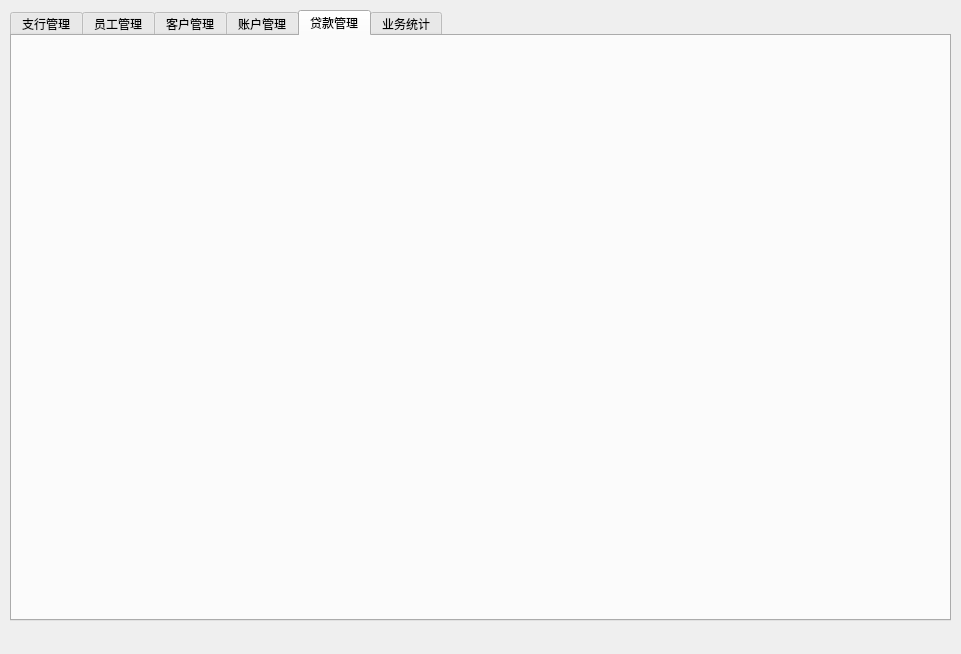
The window that bank/bank.ui (cyh-ustc/db_lab3) describes before a commit, drawn with Qt 5.
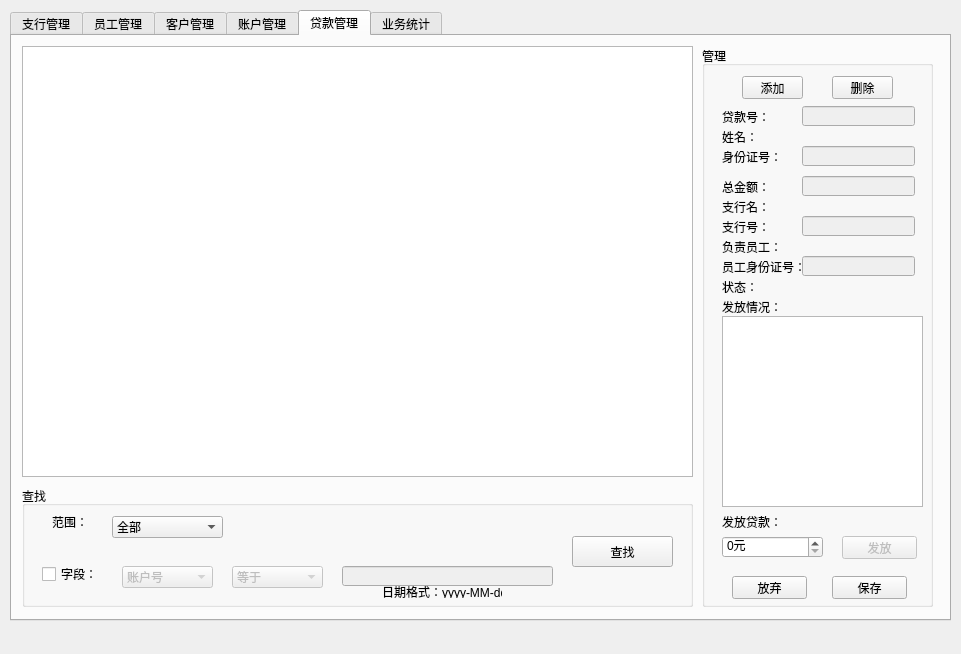
The same window after the commit. The open tabs and pages were chosen to show the change.

```diff
--- a/bank/bank.ui
+++ b/bank/bank.ui
@@ -2153,6 +2153,543 @@
      <attribute name="title">
       <string>贷款管理</string>
      </attribute>
+     <widget class="QTableView" name="loanTableView">
+      <property name="geometry">
+       <rect>
+        <x>10</x>
+        <y>10</y>
+        <width>671</width>
+        <height>431</height>
+       </rect>
+      </property>
+     </widget>
+     <widget class="QGroupBox" name="accountSearchGroupBox_2">
+      <property name="geometry">
+       <rect>
+        <x>10</x>
+        <y>450</y>
+        <width>671</width>
+        <height>121</height>
+       </rect>
+      </property>
+      <property name="title">
+       <string>查找</string>
+      </property>
+      <widget class="QPushButton" name="accountSearchPushButton_2">
+       <property name="geometry">
+        <rect>
+         <x>550</x>
+         <y>50</y>
+         <width>101</width>
+         <height>31</height>
+        </rect>
+       </property>
+       <property name="text">
+        <string>查找</string>
+       </property>
+      </widget>
+      <widget class="QLabel" name="accountSearchRangeLabel_2">
+       <property name="geometry">
+        <rect>
+         <x>30</x>
+         <y>30</y>
+         <width>36</width>
+         <height>12</height>
+        </rect>
+       </property>
+       <property name="text">
+        <string>范围：</string>
+       </property>
+      </widget>
+      <widget class="QComboBox" name="accountSearchRangeComboBox_2">
+       <property name="geometry">
+        <rect>
+         <x>90</x>
+         <y>30</y>
+         <width>111</width>
+         <height>22</height>
+        </rect>
+       </property>
+       <item>
+        <property name="text">
+         <string>全部</string>
+        </property>
+       </item>
+       <item>
+        <property name="text">
+         <string>上一次结果</string>
+        </property>
+       </item>
+      </widget>
+      <widget class="QCheckBox" name="accountSearchCheckBox_2">
+       <property name="geometry">
+        <rect>
+         <x>20</x>
+         <y>80</y>
+         <width>59</width>
+         <height>16</height>
+        </rect>
+       </property>
+       <property name="text">
+        <string>字段：</string>
+       </property>
+      </widget>
+      <widget class="QComboBox" name="accountSearchOpComboBox_2">
+       <property name="enabled">
+        <bool>false</bool>
+       </property>
+       <property name="geometry">
+        <rect>
+         <x>210</x>
+         <y>80</y>
+         <width>91</width>
+         <height>22</height>
+        </rect>
+       </property>
+       <item>
+        <property name="text">
+         <string>等于</string>
+        </property>
+       </item>
+       <item>
+        <property name="text">
+         <string>不等于</string>
+        </property>
+       </item>
+       <item>
+        <property name="text">
+         <string>包含</string>
+        </property>
+       </item>
+      </widget>
+      <widget class="QLineEdit" name="accountSearchLineEdit_2">
+       <property name="enabled">
+        <bool>false</bool>
+       </property>
+       <property name="geometry">
+        <rect>
+         <x>320</x>
+         <y>80</y>
+         <width>211</width>
+         <height>20</height>
+        </rect>
+       </property>
+      </widget>
+      <widget class="QComboBox" name="accountSearchColComboBox_2">
+       <property name="enabled">
+        <bool>false</bool>
+       </property>
+       <property name="geometry">
+        <rect>
+         <x>100</x>
+         <y>80</y>
+         <width>91</width>
+         <height>22</height>
+        </rect>
+       </property>
+       <item>
+        <property name="text">
+         <string>账户号</string>
+        </property>
+       </item>
+       <item>
+        <property name="text">
+         <string>账户类型</string>
+        </property>
+       </item>
+       <item>
+        <property name="text">
+         <string>支行号</string>
+        </property>
+       </item>
+       <item>
+        <property name="text">
+         <string>支行名</string>
+        </property>
+       </item>
+       <item>
+        <property name="text">
+         <string>身份证号</string>
+        </property>
+       </item>
+       <item>
+        <property name="text">
+         <string>姓名</string>
+        </property>
+       </item>
+       <item>
+        <property name="text">
+         <string>余额</string>
+        </property>
+       </item>
+       <item>
+        <property name="text">
+         <string>额度</string>
+        </property>
+       </item>
+       <item>
+        <property name="text">
+         <string>利率</string>
+        </property>
+       </item>
+       <item>
+        <property name="text">
+         <string>开户日期</string>
+        </property>
+       </item>
+       <item>
+        <property name="text">
+         <string>最近访问日期</string>
+        </property>
+       </item>
+       <item>
+        <property name="text">
+         <string>负责人工号</string>
+        </property>
+       </item>
+       <item>
+        <property name="text">
+         <string>负责人姓名</string>
+        </property>
+       </item>
+       <item>
+        <property name="text">
+         <string>币种</string>
+        </property>
+       </item>
+      </widget>
+      <widget class="QLabel" name="label_2">
+       <property name="geometry">
+        <rect>
+         <x>360</x>
+         <y>100</y>
+         <width>120</width>
+         <height>12</height>
+        </rect>
+       </property>
+       <property name="text">
+        <string>日期格式：yyyy-MM-dd</string>
+       </property>
+      </widget>
+     </widget>
+     <widget class="QGroupBox" name="groupBox">
+      <property name="geometry">
+       <rect>
+        <x>690</x>
+        <y>10</y>
+        <width>231</width>
+        <height>561</height>
+       </rect>
+      </property>
+      <property name="title">
+       <string>管理</string>
+      </property>
+      <widget class="QPushButton" name="accountDeletePushButton_2">
+       <property name="geometry">
+        <rect>
+         <x>130</x>
+         <y>30</y>
+         <width>61</width>
+         <height>23</height>
+        </rect>
+       </property>
+       <property name="text">
+        <string>删除</string>
+       </property>
+      </widget>
+      <widget class="QPushButton" name="accountAddPushButton_2">
+       <property name="geometry">
+        <rect>
+         <x>40</x>
+         <y>30</y>
+         <width>61</width>
+         <height>23</height>
+        </rect>
+       </property>
+       <property name="text">
+        <string>添加</string>
+       </property>
+      </widget>
+      <widget class="QPushButton" name="accountSavePushButton_2">
+       <property name="geometry">
+        <rect>
+         <x>130</x>
+         <y>530</y>
+         <width>75</width>
+         <height>23</height>
+        </rect>
+       </property>
+       <property name="text">
+        <string>保存</string>
+       </property>
+      </widget>
+      <widget class="QPushButton" name="accountAbortPushButton_2">
+       <property name="geometry">
+        <rect>
+         <x>30</x>
+         <y>530</y>
+         <width>75</width>
+         <height>23</height>
+        </rect>
+       </property>
+       <property name="text">
+        <string>放弃</string>
+       </property>
+      </widget>
+      <widget class="QTableView" name="loanTableView_2">
+       <property name="geometry">
+        <rect>
+         <x>20</x>
+         <y>270</y>
+         <width>201</width>
+         <height>191</height>
+        </rect>
+       </property>
+      </widget>
+      <widget class="QLabel" name="label_3">
+       <property name="geometry">
+        <rect>
+         <x>20</x>
+         <y>65</y>
+         <width>48</width>
+         <height>12</height>
+        </rect>
+       </property>
+       <property name="text">
+        <string>贷款号：</string>
+       </property>
+      </widget>
+      <widget class="QLabel" name="label_4">
+       <property name="geometry">
+        <rect>
+         <x>20</x>
+         <y>85</y>
+         <width>36</width>
+         <height>12</height>
+        </rect>
+       </property>
+       <property name="text">
+        <string>姓名：</string>
+       </property>
+      </widget>
+      <widget class="QLabel" name="label_5">
+       <property name="geometry">
+        <rect>
+         <x>20</x>
+         <y>105</y>
+         <width>60</width>
+         <height>12</height>
+        </rect>
+       </property>
+       <property name="text">
+        <string>身份证号：</string>
+       </property>
+      </widget>
+      <widget class="QLabel" name="label_6">
+       <property name="geometry">
+        <rect>
+         <x>20</x>
+         <y>155</y>
+         <width>48</width>
+         <height>12</height>
+        </rect>
+       </property>
+       <property name="text">
+        <string>支行名：</string>
+       </property>
+      </widget>
+      <widget class="QLabel" name="label_7">
+       <property name="geometry">
+        <rect>
+         <x>20</x>
+         <y>175</y>
+         <width>48</width>
+         <height>12</height>
+        </rect>
+       </property>
+       <property name="text">
+        <string>支行号：</string>
+       </property>
+      </widget>
+      <widget class="QLabel" name="label_8">
+       <property name="geometry">
+        <rect>
+         <x>20</x>
+         <y>195</y>
+         <width>60</width>
+         <height>12</height>
+        </rect>
+       </property>
+       <property name="text">
+        <string>负责员工：</string>
+       </property>
+      </widget>
+      <widget class="QLabel" name="label_9">
+       <property name="geometry">
+        <rect>
+         <x>20</x>
+         <y>215</y>
+         <width>84</width>
+         <height>12</height>
+        </rect>
+       </property>
+       <property name="text">
+        <string>员工身份证号：</string>
+       </property>
+      </widget>
+      <widget class="QLabel" name="label_10">
+       <property name="geometry">
+        <rect>
+         <x>20</x>
+         <y>235</y>
+         <width>36</width>
+         <height>12</height>
+        </rect>
+       </property>
+       <property name="text">
+        <string>状态：</string>
+       </property>
+      </widget>
+      <widget class="QLabel" name="label_11">
+       <property name="geometry">
+        <rect>
+         <x>20</x>
+         <y>255</y>
+         <width>60</width>
+         <height>12</height>
+        </rect>
+       </property>
+       <property name="text">
+        <string>发放情况：</string>
+       </property>
+      </widget>
+      <widget class="QLabel" name="label_12">
+       <property name="geometry">
+        <rect>
+         <x>20</x>
+         <y>135</y>
+         <width>48</width>
+         <height>12</height>
+        </rect>
+       </property>
+       <property name="text">
+        <string>总金额：</string>
+       </property>
+      </widget>
+      <widget class="QLabel" name="label_13">
+       <property name="geometry">
+        <rect>
+         <x>20</x>
+         <y>470</y>
+         <width>60</width>
+         <height>12</height>
+        </rect>
+       </property>
+       <property name="text">
+        <string>发放贷款：</string>
+       </property>
+      </widget>
+      <widget class="QSpinBox" name="spinBox">
+       <property name="enabled">
+        <bool>true</bool>
+       </property>
+       <property name="geometry">
+        <rect>
+         <x>20</x>
+         <y>490</y>
+         <width>101</width>
+         <height>22</height>
+        </rect>
+       </property>
+       <property name="suffix">
+        <string>元</string>
+       </property>
+       <property name="maximum">
+        <number>2147483647</number>
+       </property>
+      </widget>
+      <widget class="QPushButton" name="pushButton">
+       <property name="enabled">
+        <bool>false</bool>
+       </property>
+       <property name="geometry">
+        <rect>
+         <x>140</x>
+         <y>490</y>
+         <width>75</width>
+         <height>23</height>
+        </rect>
+       </property>
+       <property name="text">
+        <string>发放</string>
+       </property>
+      </widget>
+      <widget class="QLineEdit" name="lineEdit">
+       <property name="enabled">
+        <bool>false</bool>
+       </property>
+       <property name="geometry">
+        <rect>
+         <x>100</x>
+         <y>60</y>
+         <width>113</width>
+         <height>20</height>
+        </rect>
+       </property>
+      </widget>
+      <widget class="QLineEdit" name="lineEdit_2">
+       <property name="enabled">
+        <bool>false</bool>
+       </property>
+       <property name="geometry">
+        <rect>
+         <x>100</x>
+         <y>100</y>
+         <width>113</width>
+         <height>20</height>
+        </rect>
+       </property>
+      </widget>
+      <widget class="QLineEdit" name="lineEdit_3">
+       <property name="enabled">
+        <bool>false</bool>
+       </property>
+       <property name="geometry">
+        <rect>
+         <x>100</x>
+         <y>130</y>
+         <width>113</width>
+         <height>20</height>
+        </rect>
+       </property>
+      </widget>
+      <widget class="QLineEdit" name="lineEdit_4">
+       <property name="enabled">
+        <bool>false</bool>
+       </property>
+       <property name="geometry">
+        <rect>
+         <x>100</x>
+         <y>170</y>
+         <width>113</width>
+         <height>20</height>
+        </rect>
+       </property>
+      </widget>
+      <widget class="QLineEdit" name="lineEdit_5">
+       <property name="enabled">
+        <bool>false</bool>
+       </property>
+       <property name="geometry">
+        <rect>
+         <x>100</x>
+         <y>210</y>
+         <width>113</width>
+         <height>20</height>
+        </rect>
+       </property>
+      </widget>
+     </widget>
     </widget>
     <widget class="QWidget" name="tab_6">
      <attribute name="title">
```
Left out of the diff: 145 changed lines with no effect on the pictures.
